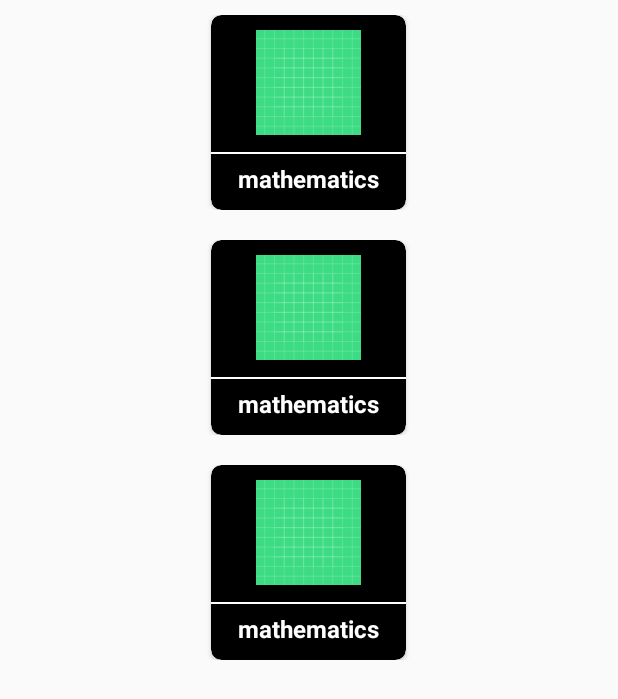
After one commit to EmmanuelDav/InMobi-Ads-Init, an Android app: the layout activity_native_ads.xml on its own in the app's theme, with its tools: preview values and no code run, on a phone screen of 412 x 824 dp. The commit adds this screen. Shown: the top 699 px of the screen. Run offline under Robolectric (Android 15) with nearby library versions, the phone set to English and light mode, and no system bars.

Commit message:
native ads in progress

```diff
--- a/app/src/main/AndroidManifest.xml
+++ b/app/src/main/AndroidManifest.xml
@@ -15,7 +15,7 @@
         android:roundIcon="@mipmap/ic_launcher_round"
         android:supportsRtl="true"
         android:theme="@style/AppTheme">
-        <activity android:name=".nativeAdsInstance"></activity>
+        <activity android:name=".nativeAds"></activity>
         <activity
             android:name=".InterstitialAds"
             android:hardwareAccelerated="true" />
--- /dev/null
+++ b/app/src/main/java/com/example/inmobiadstest/AdsFeedItem.kt
@@ -0,0 +1,6 @@
+package com.example.inmobiadstest
+
+import com.inmobi.ads.InMobiNative
+
+
+class AdFeedItem internal constructor(var mNativeStrand: InMobiNative) : Subject("",null)
--- a/app/src/main/java/com/example/inmobiadstest/InterstitialAds.kt
+++ b/app/src/main/java/com/example/inmobiadstest/InterstitialAds.kt
@@ -20,7 +20,6 @@ class InterstitialAds() : AppCompatActivity() {
     companion object {
         val TAG: String = javaClass.name
     }
-
     private var mInterstitialAd: InMobiInterstitial? = null
     private var mLoadAdButton: Button? = null
     private var mShowAdButton: Button? = null
@@ -77,9 +76,7 @@ class InterstitialAds() : AppCompatActivity() {
 
     private fun setupInterstitial() {
         mInterstitialAd = InMobiInterstitial(this, 1601880166897, object : InterstitialAdEventListener() {
-
-            override fun onAdLoadSucceeded(inMobiInterstitial: InMobiInterstitial,
-                                           adMetaInfo: AdMetaInfo) {
+            override fun onAdLoadSucceeded(inMobiInterstitial: InMobiInterstitial, adMetaInfo: AdMetaInfo) {
                 Log.d(TAG, "onAdLoadSuccessful with bid " + adMetaInfo.bid)
                 if (inMobiInterstitial.isReady) {
                     if (mShowAdButton != null) {
--- a/app/src/main/java/com/example/inmobiadstest/MainActivity.java
+++ b/app/src/main/java/com/example/inmobiadstest/MainActivity.java
@@ -21,8 +21,6 @@ import org.json.JSONException;
 import org.json.JSONObject;
 
 public class MainActivity extends AppCompatActivity {
-
-    private InMobiBanner mBannerAd;
 
     @Override
     protected void onCreate(Bundle savedInstanceState) {
@@ -61,4 +59,5 @@ public class MainActivity extends AppCompatActivity {
         });
     }
 
+
 }
--- /dev/null
+++ b/app/src/main/java/com/example/inmobiadstest/Subject.kt
@@ -0,0 +1,6 @@
+package com.example.inmobiadstest
+
+open class Subject (var subjectName:String, var subjectImage:Int?) {
+
+
+}
--- /dev/null
+++ b/app/src/main/res/layout/activity_native_ads.xml
@@ -0,0 +1,17 @@
+<?xml version="1.0" encoding="utf-8"?>
+<androidx.constraintlayout.widget.ConstraintLayout xmlns:android="http://schemas.android.com/apk/res/android"
+    xmlns:app="http://schemas.android.com/apk/res-auto"
+    xmlns:tools="http://schemas.android.com/tools"
+    android:layout_width="match_parent"
+    android:layout_height="match_parent"
+    tools:context=".nativeAds">
+
+    <androidx.recyclerview.widget.RecyclerView
+        android:id="@+id/subRecyclerview"
+        android:layout_width="match_parent"
+        android:layout_height="match_parent"
+        android:layout_marginHorizontal="1dp"
+        tools:listitem="@layout/subject_items" />
+
+
+</androidx.constraintlayout.widget.ConstraintLayout>
--- /dev/null
+++ b/app/src/main/res/layout/subject_items.xml
@@ -0,0 +1,52 @@
+<?xml version="1.0" encoding="utf-8"?>
+<androidx.appcompat.widget.LinearLayoutCompat
+    xmlns:android="http://schemas.android.com/apk/res/android"
+    xmlns:app="http://schemas.android.com/apk/res-auto"
+    android:layout_width="match_parent"
+    android:padding="10dp"
+    android:layout_height="wrap_content"
+    android:orientation="vertical">
+
+    <androidx.cardview.widget.CardView
+        android:layout_width="130dp"
+        android:layout_height="130dp"
+        android:layout_gravity="center_horizontal"
+        android:backgroundTint="#000"
+        app:cardCornerRadius="7dp">
+
+        <RelativeLayout
+            android:layout_width="match_parent"
+            android:layout_height="match_parent">
+
+            <ImageView
+                android:id="@+id/subImage"
+                android:layout_width="70dp"
+                android:layout_height="70dp"
+                android:layout_marginTop="10dp"
+                android:layout_centerHorizontal="true"
+                android:layout_gravity="center"
+                android:scaleType="fitXY"
+                android:src="@drawable/ic_launcher_background" />
+
+            <View
+                android:layout_width="match_parent"
+                android:layout_marginBottom="5dp"
+                android:background="@color/white"
+                android:layout_above="@+id/subName"
+                android:layout_height="1dp"/>
+
+            <TextView
+                android:id="@+id/subName"
+                android:layout_alignParentBottom="true"
+                android:layout_width="wrap_content"
+                android:layout_centerHorizontal="true"
+                android:layout_height="wrap_content"
+                android:layout_marginBottom="10dp"
+                android:text="mathematics"
+                android:textColor="@color/white"
+                android:textSize="16sp"
+                android:textStyle="bold" />
+        </RelativeLayout>
+
+    </androidx.cardview.widget.CardView>
+</androidx.appcompat.widget.LinearLayoutCompat>
```
Also changed, not shown: app/src/main/java/com/example/inmobiadstest/SubjectAdapter.kt (added, +83 -0 lines), app/src/main/java/com/example/inmobiadstest/nativeAds.kt (added, +52 -0 lines), app/src/main/res/layout/ad_item_list.xml (added, +83 -0 lines).
